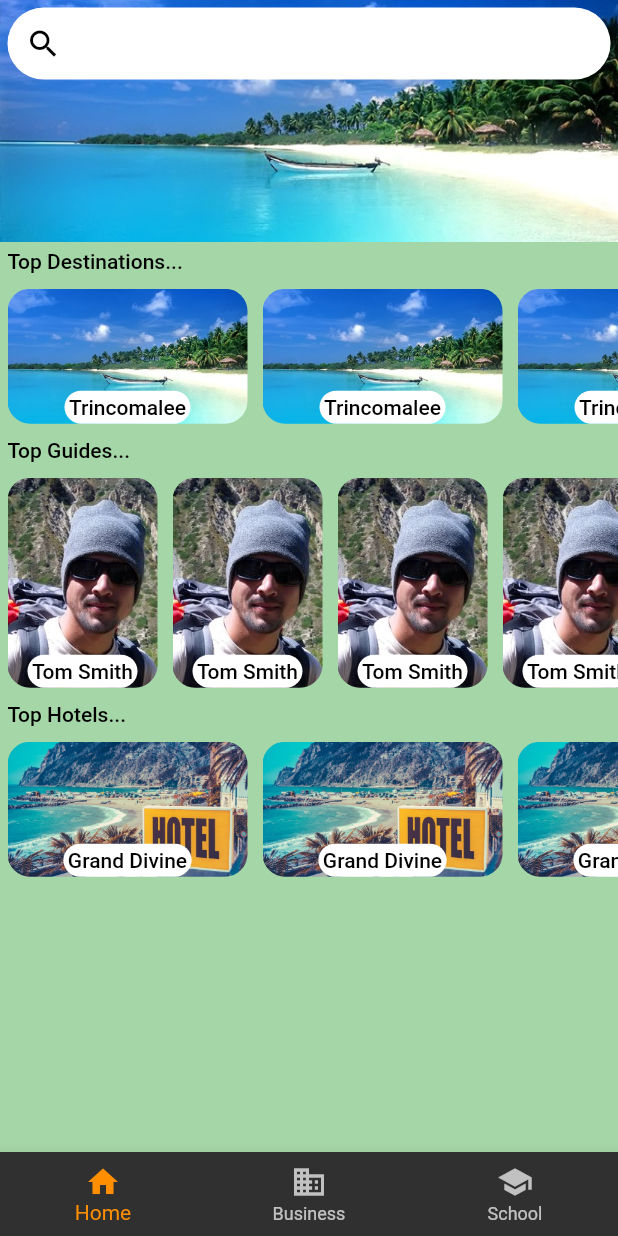
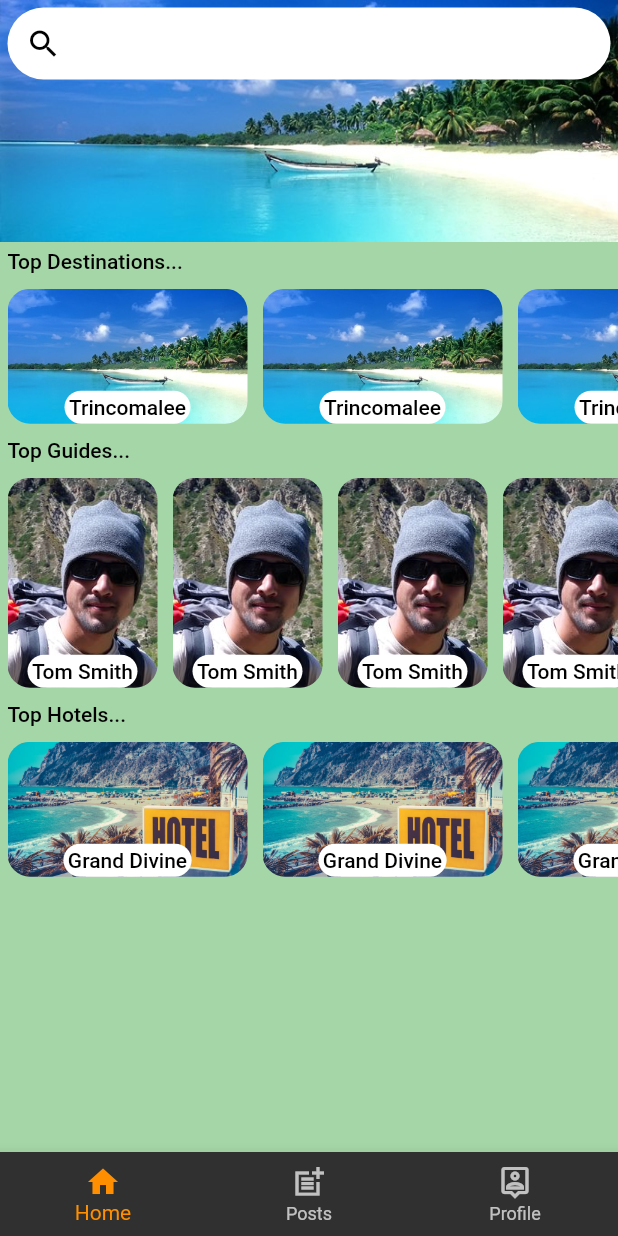
Before and after one commit to Dynocrats/TravelMate, a Flutter app: the HomePage screen opened directly, on a phone screen of 412 x 824 dp. Run offline on Flutter 3.47's test engine with Material 2 defaults, Android fonts, the phone set to English and light mode, and no system bars; our stand-ins replace cloud_firestore, firebase_auth, firebase_core, flutter_signin_button, google_sign_in; missing offline and left inert: flutter_login_facebook; accounts and stored records are empty.

```diff
--- a/lib/screens/homePage.dart
+++ b/lib/screens/homePage.dart
@@ -1,5 +1,5 @@
 import 'package:flutter/material.dart';
-import 'locationDescription.dart';
+import 'searchLocation.dart';
 
 class HomePage extends StatefulWidget {
   @override
@@ -44,7 +44,7 @@ class HomePageState extends State<HomePage> {
                     onTap: () {
                       Navigator.push(
                         context,
-                        MaterialPageRoute(builder: (context) => LocationDescription()),
+                        MaterialPageRoute(builder: (context) => SearchLocation()),
                       );
                     },
                   ),
@@ -211,12 +211,12 @@ class HomePageState extends State<HomePage> {
             label: 'Home',
           ),
           BottomNavigationBarItem(
-            icon: Icon(Icons.business),
-            label: 'Business',
+            icon: Icon(Icons.post_add_sharp),
+            label: 'Posts',
           ),
           BottomNavigationBarItem(
-            icon: Icon(Icons.school),
-            label: 'School',
+            icon: Icon(Icons.person_pin_outlined),
+            label: 'Profile',
           ),
         ],
         selectedItemColor: Colors.amber[800],
```
Also changed, not shown: lib/screens/locationDetails.dart (added, +63 -0 lines), lib/screens/searchLocation.dart (renamed from lib/screens/locationDescription.dart, +10 -33 lines).
